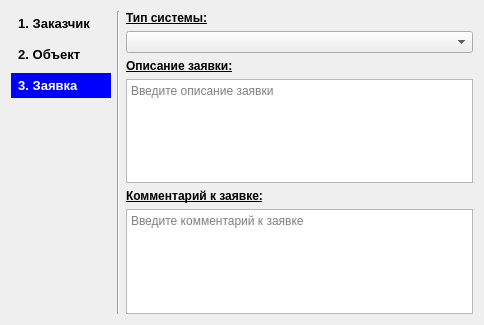
Qt form Application/ui/pgrequestwizard.ui (VladimirChotiy/sos_orders) before a commit.
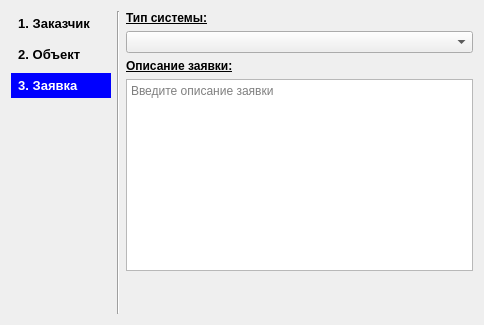
The same form after that commit.

```diff
--- a/Application/ui/pgrequestwizard.ui
+++ b/Application/ui/pgrequestwizard.ui
@@ -194,38 +194,6 @@
          </property>
         </widget>
        </item>
-       <item>
-        <widget class="QLabel" name="lbl_Comment">
-         <property name="font">
-          <font>
-           <pointsize>9</pointsize>
-           <weight>75</weight>
-           <bold>true</bold>
-           <underline>true</underline>
-          </font>
-         </property>
-         <property name="text">
-          <string>Комментарий к заявке:</string>
-         </property>
-        </widget>
-       </item>
-       <item>
-        <widget class="QTextEdit" name="txt_Comment">
-         <property name="font">
-          <font>
-           <pointsize>9</pointsize>
-           <weight>50</weight>
-           <bold>false</bold>
-          </font>
-         </property>
-         <property name="readOnly">
-          <bool>false</bool>
-         </property>
-         <property name="placeholderText">
-          <string>Введите комментарий к заявке</string>
-         </property>
-        </widget>
-       </item>
       </layout>
      </item>
      <item>
```
